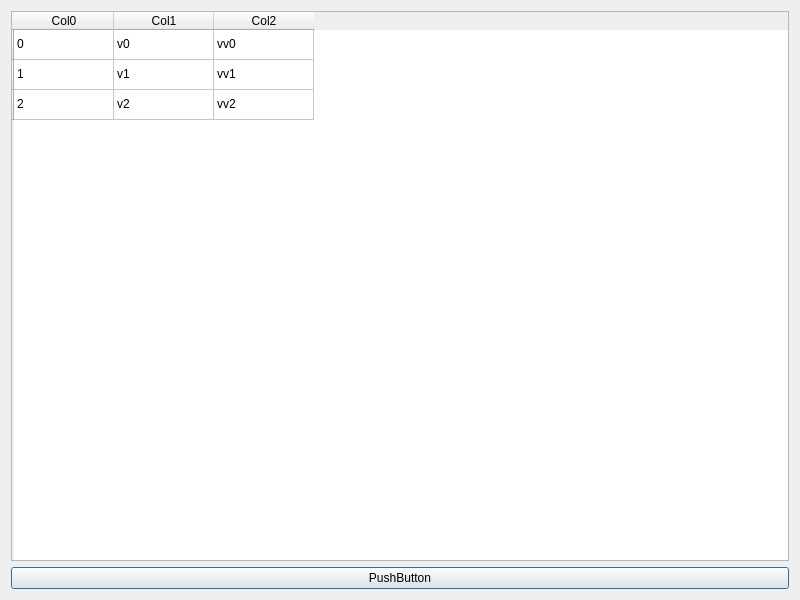
The window that proto/TableControl/Dialog.ui (f55desu/bestshaft) describes before a commit, drawn with Qt 5.
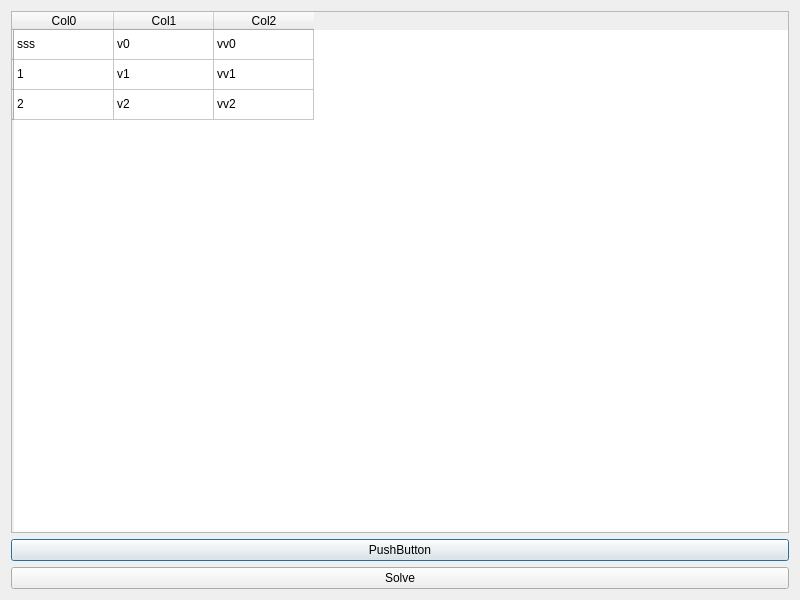
The same window after the commit.

Commit message: Solving function as parallel process mockup; Cancel the process; Add button disabled by default; Proto project with parallel process

```diff
--- a/proto/TableControl/Dialog.ui
+++ b/proto/TableControl/Dialog.ui
@@ -48,7 +48,7 @@
      </column>
      <item row="0" column="0">
       <property name="text">
-       <string>0</string>
+       <string>sss</string>
       </property>
      </item>
      <item row="0" column="1">
@@ -100,6 +100,13 @@
      </property>
     </widget>
    </item>
+   <item>
+    <widget class="QPushButton" name="solveButton">
+     <property name="text">
+      <string>Solve</string>
+     </property>
+    </widget>
+   </item>
   </layout>
  </widget>
  <resources/>
```
The commit also changes 5 other files.
